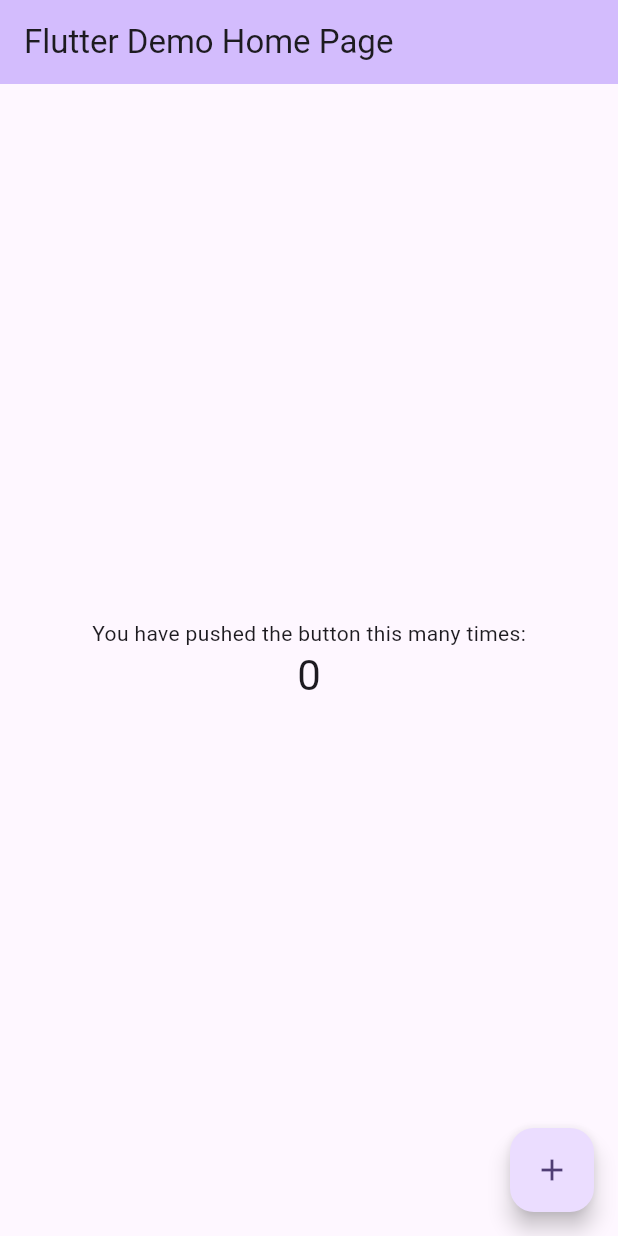
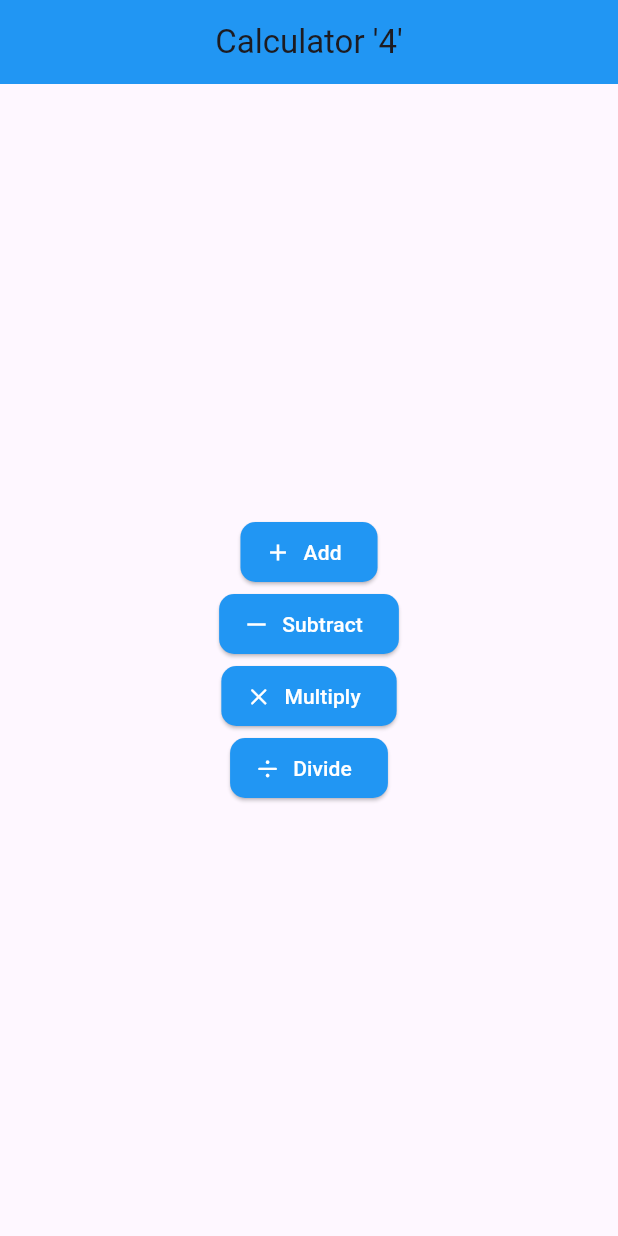
Before and after one commit to glgl-1/calculator, a Flutter app: the screen it shows after launch, on a phone screen of 412 x 824 dp. Run offline on Flutter 3.47's test engine with Material 3 defaults, Android fonts, the phone set to English and light mode, and no system bars.

Commit message:
home_design
home_design & page_navigator

```diff
--- a/calculator_app/lib/main.dart
+++ b/calculator_app/lib/main.dart
@@ -1,3 +1,8 @@
+import 'package:calculator_app/view/add.dart';
+import 'package:calculator_app/view/dev.dart';
+import 'package:calculator_app/view/home.dart';
+import 'package:calculator_app/view/mul.dart';
+import 'package:calculator_app/view/sub.dart';
 import 'package:flutter/material.dart';
 
 void main() {
@@ -7,119 +12,22 @@ void main() {
 class MyApp extends StatelessWidget {
   const MyApp({super.key});
 
-  // This widget is the root of your application.
   @override
   Widget build(BuildContext context) {
     return MaterialApp(
       title: 'Flutter Demo',
       theme: ThemeData(
-        // This is the theme of your application.
-        //
-        // TRY THIS: Try running your application with "flutter run". You'll see
-        // the application has a purple toolbar. Then, without quitting the app,
-        // try changing the seedColor in the colorScheme below to Colors.green
-        // and then invoke "hot reload" (save your changes or press the "hot
-        // reload" button in a Flutter-supported IDE, or press "r" if you used
-        // the command line to start the app).
-        //
-        // Notice that the counter didn't reset back to zero; the application
-        // state is not lost during the reload. To reset the state, use hot
-        // restart instead.
-        //
-        // This works for code too, not just values: Most code changes can be
-        // tested with just a hot reload.
         colorScheme: ColorScheme.fromSeed(seedColor: Colors.deepPurple),
         useMaterial3: true,
       ),
-      home: const MyHomePage(title: 'Flutter Demo Home Page'),
+      routes: {
+        '/': (context) => const Home(),
+        '1st': (context) => const Addcalc(),
+        '2st': (context) => const Subcalc(),
+        '3st': (context) => const Mulcalc(),
+        '4st': (context) => const Devcalc(),
+      },
+      initialRoute: '/',
     );
   }
 }
-
-class MyHomePage extends StatefulWidget {
-  const MyHomePage({super.key, required this.title});
-
-  // This widget is the home page of your application. It is stateful, meaning
-  // that it has a State object (defined below) that contains fields that affect
-  // how it looks.
-
-  // This class is the configuration for the state. It holds the values (in this
-  // case the title) provided by the parent (in this case the App widget) and
-  // used by the build method of the State. Fields in a Widget subclass are
-  // always marked "final".
-
-  final String title;
-
-  @override
-  State<MyHomePage> createState() => _MyHomePageState();
-}
-
-class _MyHomePageState extends State<MyHomePage> {
-  int _counter = 0;
-
-  void _incrementCounter() {
-    setState(() {
-      // This call to setState tells the Flutter framework that something has
-      // changed in this State, which causes it to rerun the build method below
-      // so that the display can reflect the updated values. If we changed
-      // _counter without calling setState(), then the build method would not be
-      // called again, and so nothing would appear to happen.
-      _counter++;
-    });
-  }
-
-  @override
-  Widget build(BuildContext context) {
-    // This method is rerun every time setState is called, for instance as done
-    // by the _incrementCounter method above.
-    //
-    // The Flutter framework has been optimized to make rerunning build methods
-    // fast, so that you can just rebuild anything that needs updating rather
-    // than having to individually change instances of widgets.
-    return Scaffold(
-      appBar: AppBar(
-        // TRY THIS: Try changing the color here to a specific color (to
-        // Colors.amber, perhaps?) and trigger a hot reload to see the AppBar
-        // change color while the other colors stay the same.
-        backgroundColor: Theme.of(context).colorScheme.inversePrimary,
-        // Here we take the value from the MyHomePage object that was created by
-        // the App.build method, and use it to set our appbar title.
-        title: Text(widget.title),
-      ),
-      body: Center(
-        // Center is a layout widget. It takes a single child and positions it
-        // in the middle of the parent.
-        child: Column(
-          // Column is also a layout widget. It takes a list of children and
-          // arranges them vertically. By default, it sizes itself to fit its
-          // children horizontally, and tries to be as tall as its parent.
-          //
-          // Column has various properties to control how it sizes itself and
-          // how it positions its children. Here we use mainAxisAlignment to
-          // center the children vertically; the main axis here is the vertical
-          // axis because Columns are vertical (the cross axis would be
-          // horizontal).
-          //
-          // TRY THIS: Invoke "debug painting" (choose the "Toggle Debug Paint"
-          // action in the IDE, or press "p" in the console), to see the
-          // wireframe for each widget.
-          mainAxisAlignment: MainAxisAlignment.center,
-          children: <Widget>[
-            const Text(
-              'You have pushed the button this many times:',
-            ),
-            Text(
-              '$_counter',
-              style: Theme.of(context).textTheme.headlineMedium,
-            ),
-          ],
-        ),
-      ),
-      floatingActionButton: FloatingActionButton(
-        onPressed: _incrementCounter,
-        tooltip: 'Increment',
-        child: const Icon(Icons.add),
-      ), // This trailing comma makes auto-formatting nicer for build methods.
-    );
-  }
-}
--- /dev/null
+++ b/calculator_app/lib/view/home.dart
@@ -0,0 +1,108 @@
+import 'package:flutter/cupertino.dart';
+import 'package:flutter/material.dart';
+
+class Home extends StatefulWidget {
+  const Home({super.key});
+
+  @override
+  State<Home> createState() => _HomeState();
+}
+
+class _HomeState extends State<Home> {
+  @override
+  Widget build(BuildContext context) {
+    return Scaffold(
+      appBar: AppBar(
+        title: const Text("Calculator '4'"),
+        centerTitle: true,
+        backgroundColor: Colors.blue,
+      ),
+      body: Center(
+        child: Column(
+          mainAxisAlignment: MainAxisAlignment.center,
+          children: [
+            ElevatedButton.icon(
+              onPressed: () {
+                Navigator.pushNamed(context, '1st');
+              },
+              icon: const Icon(Icons.add, color: Colors.white),
+              label: const Text(
+                'Add',
+                style: TextStyle(color: Colors.white),
+              ),
+              style: ElevatedButton.styleFrom(
+                backgroundColor: Colors.blue, // elevatedbutton color
+                shape: RoundedRectangleBorder(
+                  borderRadius: BorderRadius.circular(10), // Rounded corners
+                ),
+              ),
+            ),
+            ElevatedButton.icon(
+              onPressed: () {
+                Navigator.pushNamed(context, '2st');
+              },
+              icon: const Icon(
+                Icons.horizontal_rule,
+                color: Colors.white,
+              ),
+              label: const Text(
+                'Subtract',
+                style: TextStyle(
+                  color: Colors.white,
+                ),
+              ),
+              style: ElevatedButton.styleFrom(
+                backgroundColor: Colors.blue,
+                shape: RoundedRectangleBorder(
+                  borderRadius: BorderRadius.circular(10),
+                ),
+              ),
+            ),
+            ElevatedButton.icon(
+              onPressed: () {
+                Navigator.pushNamed(context, '3st');
+              },
+              icon: const Icon(
+                CupertinoIcons.multiply,
+                color: Colors.white,
+              ),
+              label: const Text(
+                'Multiply',
+                style: TextStyle(
+                  color: Colors.white,
+                ),
+              ),
+              style: ElevatedButton.styleFrom(
+                backgroundColor: Colors.blue,
+                shape: RoundedRectangleBorder(
+                  borderRadius: BorderRadius.circular(10),
+                ),
+              ),
+            ),
+            ElevatedButton.icon(
+              onPressed: () {
+                Navigator.pushNamed(context, '4st');
+              },
+              icon: const Icon(
+                CupertinoIcons.divide,
+                color: Colors.white,
+              ),
+              label: const Text(
+                'Divide',
+                style: TextStyle(
+                  color: Colors.white,
+                ),
+              ),
+              style: ElevatedButton.styleFrom(
+                backgroundColor: Colors.blue,
+                shape: RoundedRectangleBorder(
+                  borderRadius: BorderRadius.circular(10),
+                ),
+              ),
+            ),
+          ],
+        ),
+      ),
+    );
+  }
+}
```
Also changed, not shown: calculator_app/lib/view/add.dart (+15 -0 lines), calculator_app/lib/view/dev.dart (+15 -0 lines), calculator_app/lib/view/mul.dart (+15 -0 lines), calculator_app/lib/view/sub.dart (+15 -0 lines).
